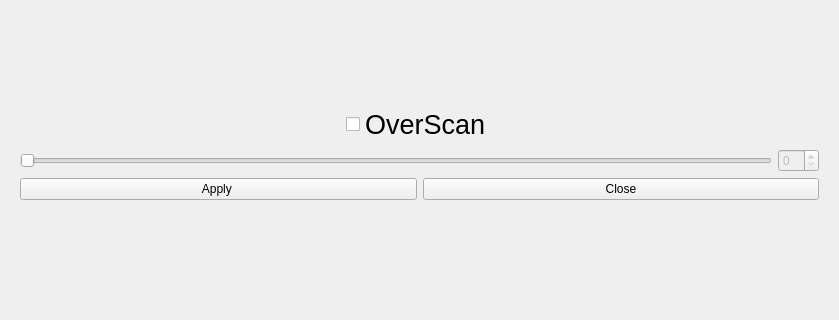
Qt form mainwindow.ui (ErvisTusha/NouveauOverscan) before a commit; both pictures show x 0 to 839 and y 145 to 465 of the 839 by 595 pixel window.
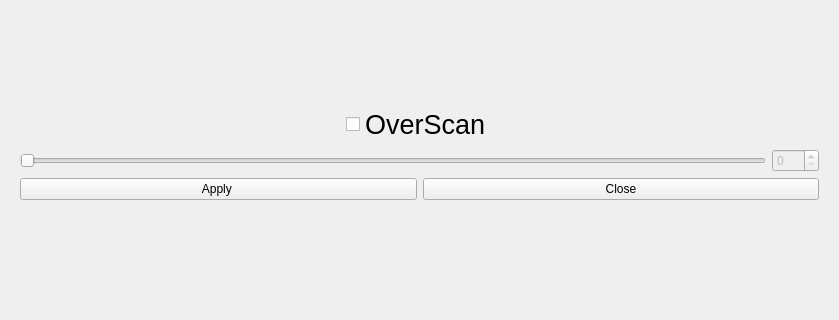
The same form after that commit. Icons and pictures are not drawn.

```diff
--- a/mainwindow.ui
+++ b/mainwindow.ui
@@ -101,6 +101,9 @@
           <property name="enabled">
            <bool>false</bool>
           </property>
+          <property name="maximum">
+           <number>100</number>
+          </property>
           <property name="orientation">
            <enum>Qt::Horizontal</enum>
           </property>
@@ -111,6 +114,9 @@
           <property name="enabled">
            <bool>false</bool>
           </property>
+          <property name="maximum">
+           <number>100</number>
+          </property>
          </widget>
         </item>
        </layout>
```
